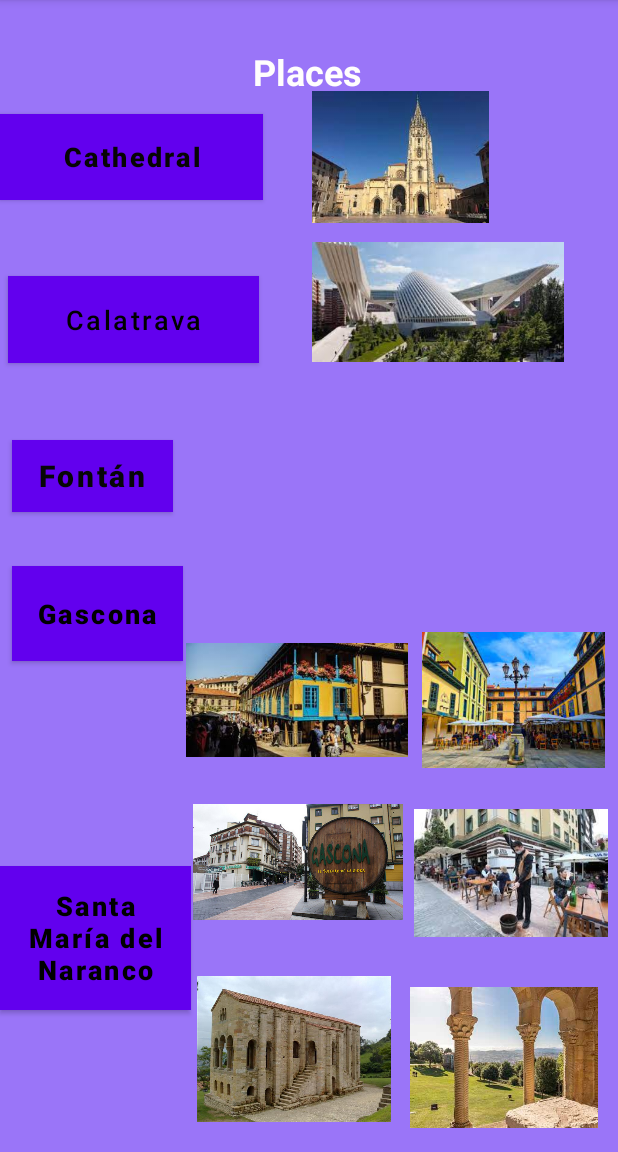
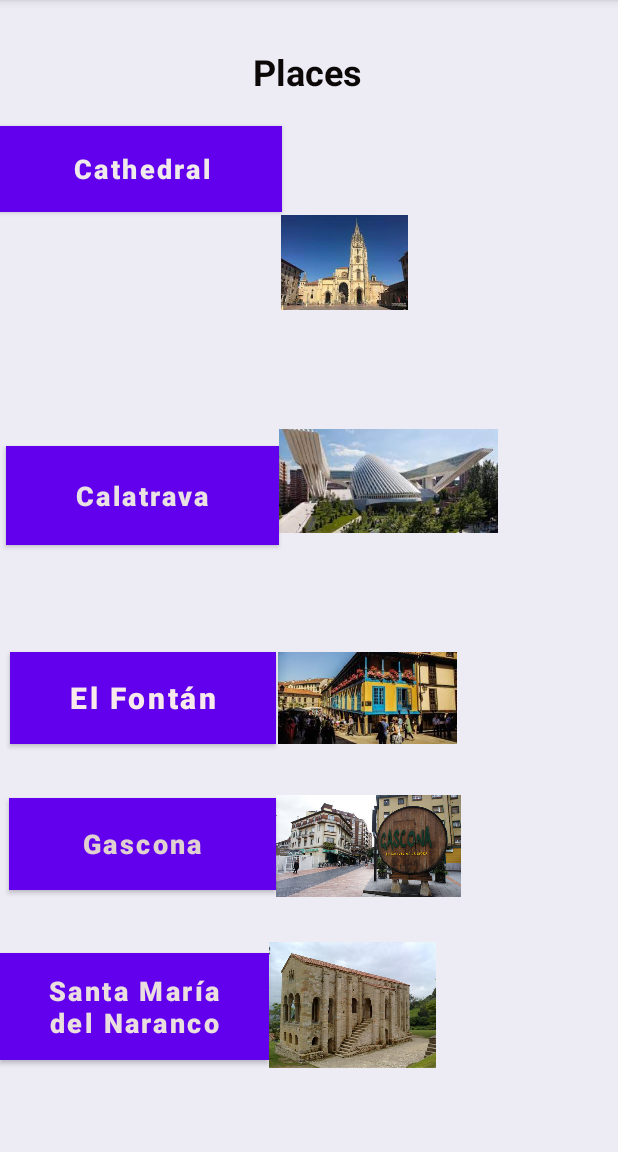
Before and after one commit to AlvaroCampillo/CityGuideAlvaro, an Android app: the Places screen opened directly, with no data from a screen before it, on a phone screen of 412 x 824 dp, the part 84-1236 px from its top. Run offline under Robolectric (Android 15) with nearby library versions, the phone set to English and light mode, and no system bars.

Commit message:
Resize
Resize

```diff
--- a/app/src/main/res/layout/activity_accomodation.xml
+++ b/app/src/main/res/layout/activity_accomodation.xml
@@ -4,18 +4,18 @@
     xmlns:tools="http://schemas.android.com/tools"
     android:layout_width="match_parent"
     android:layout_height="match_parent"
-    android:background="#9D60A8"
+    android:background="#F2EFF3"
     tools:context=".Accomodation">
 
     <Button
         android:id="@+id/wonder"
         android:layout_width="wrap_content"
         android:layout_height="wrap_content"
-        android:background="#FFC107"
-        android:backgroundTint="#00FFFFFF"
+        android:background="#090805"
+        android:backgroundTint="#1EC5CA"
         android:text="Hotel de la Reconquista"
         android:textAllCaps="false"
-        android:textColor="#000000"
+        android:textColor="#DAD2D2"
         android:textSize="24sp"
         android:textStyle="bold"
         app:layout_constraintBottom_toBottomOf="parent"
@@ -45,11 +45,11 @@
         android:layout_width="wrap_content"
         android:layout_height="wrap_content"
         android:layout_marginBottom="472dp"
-        android:background="#FFC107"
+        android:background="#050504"
         android:backgroundTint="#00FFFFFF"
         android:text="Pensión Romero"
         android:textAllCaps="false"
-        android:textColor="#000000"
+        android:textColor="#E3D4D4"
         android:textSize="24sp"
         app:iconTint="#00FFFFFF"
         app:layout_constraintBottom_toBottomOf="parent"
@@ -64,11 +64,11 @@
         android:layout_width="wrap_content"
         android:layout_height="wrap_content"
         android:layout_marginTop="32dp"
-        android:background="#FFC107"
+        android:background="#0E0E0C"
         android:backgroundTint="#00FFFFFF"
         android:text="Princesa Munia"
         android:textAllCaps="false"
-        android:textColor="#070505"
+        android:textColor="#E6DBDB"
         android:textSize="24sp"
         android:textStyle="bold"
         app:layout_constraintEnd_toEndOf="parent"
--- a/app/src/main/res/layout/activity_events.xml
+++ b/app/src/main/res/layout/activity_events.xml
@@ -4,25 +4,25 @@
     xmlns:tools="http://schemas.android.com/tools"
     android:layout_width="match_parent"
     android:layout_height="match_parent"
-    android:background="#7F5DD1"
+    android:background="#E8E2F6"
     tools:context=".Events">
 
     <Button
         android:id="@+id/wonder"
         android:layout_width="wrap_content"
         android:layout_height="wrap_content"
-        android:background="#FFC107"
+        android:background="#000000"
         android:backgroundTint="#00FFFFFF"
         android:text="Football Game"
         android:textAllCaps="false"
-        android:textColor="#000000"
+        android:textColor="#EADCDC"
         android:textSize="24sp"
         android:textStyle="bold"
         app:layout_constraintBottom_toBottomOf="parent"
         app:layout_constraintEnd_toEndOf="parent"
-        app:layout_constraintHorizontal_bias="0.5"
         app:layout_constraintStart_toStartOf="parent"
-        app:layout_constraintTop_toBottomOf="@+id/fontan" />
+        app:layout_constraintTop_toBottomOf="@+id/fontan"
+        app:layout_constraintVertical_bias="0.114" />
 
     <TextView
         android:id="@+id/tours"
@@ -44,11 +44,11 @@
         android:layout_width="wrap_content"
         android:layout_height="wrap_content"
         android:layout_marginBottom="472dp"
-        android:background="#FFC107"
+        android:background="#050503"
         android:backgroundTint="#00FFFFFF"
         android:text="San Mateo"
         android:textAllCaps="false"
-        android:textColor="#000000"
+        android:textColor="#F4F1F1"
         android:textSize="24sp"
         app:iconTint="#00FFFFFF"
         app:layout_constraintBottom_toBottomOf="parent"
@@ -62,16 +62,16 @@
         android:id="@+id/fontan"
         android:layout_width="wrap_content"
         android:layout_height="wrap_content"
-        android:background="#FFC107"
+        android:layout_marginTop="36dp"
+        android:background="#000000"
         android:backgroundTint="#003A2626"
         android:text="San Silvestre"
         android:textAllCaps="false"
-        android:textColor="#070707"
+        android:textColor="#ECE4E4"
         android:textSize="24sp"
         android:textStyle="bold"
-        app:layout_constraintBottom_toTopOf="@+id/wonder"
         app:layout_constraintEnd_toEndOf="parent"
-        app:layout_constraintHorizontal_bias="0.498"
+        app:layout_constraintHorizontal_bias="0.497"
         app:layout_constraintStart_toStartOf="parent"
         app:layout_constraintTop_toBottomOf="@+id/llagar" />
 </androidx.constraintlayout.widget.ConstraintLayout>
--- a/app/src/main/res/layout/activity_guided_tours.xml
+++ b/app/src/main/res/layout/activity_guided_tours.xml
@@ -4,7 +4,7 @@
     xmlns:tools="http://schemas.android.com/tools"
     android:layout_width="match_parent"
     android:layout_height="match_parent"
-    android:background="#8457EF"
+    android:background="#FEFEFF"
     tools:context=".Guided_Tours">
 
     <TextView
@@ -28,11 +28,11 @@
         android:layout_width="wrap_content"
         android:layout_height="wrap_content"
         android:layout_marginBottom="328dp"
-        android:background="#FFC107"
+        android:background="#000000"
         android:backgroundTint="#00FFFFFF"
         android:text="@string/WonderPlacesofOviedo"
         android:textAllCaps="false"
-        android:textColor="#000000"
+        android:textColor="#EFEAEA"
         android:textSize="24sp"
         android:textStyle="bold"
         app:layout_constraintBottom_toBottomOf="parent"
@@ -46,11 +46,11 @@
         android:layout_width="wrap_content"
         android:layout_height="wrap_content"
         android:layout_marginTop="36dp"
-        android:background="#FFC107"
+        android:background="#040303"
         android:backgroundTint="#00FFFFFF"
         android:text="@string/VisittoLlagar"
         android:textAllCaps="false"
-        android:textColor="#000000"
+        android:textColor="#EFEEEE"
         android:textSize="24sp"
         android:textStyle="bold"
         app:iconTint="#00FFFFFF"
@@ -63,11 +63,11 @@
         android:id="@+id/mitos"
         android:layout_width="wrap_content"
         android:layout_height="wrap_content"
-        android:background="#FFC107"
+        android:background="#000000"
         android:backgroundTint="#00FFFFFF"
         android:text="@string/MythsandLegendsofOviedo"
         android:textAllCaps="false"
-        android:textColor="#040303"
+        android:textColor="#EFEAEA"
         android:textSize="24sp"
         android:textStyle="bold"
         app:layout_constraintBottom_toBottomOf="parent"
--- a/app/src/main/res/layout/activity_places.xml
+++ b/app/src/main/res/layout/activity_places.xml
@@ -5,36 +5,38 @@
     android:layout_width="match_parent"
     android:layout_height="match_parent"
     android:background="#FFFFFF"
-    android:backgroundTint="#9A75F8"
+    android:backgroundTint="#EDEBF4"
     tools:context=".Places">
 
     <ImageView
         android:id="@+id/imageView16"
-        android:layout_width="237dp"
-        android:layout_height="80dp"
+        android:layout_width="146dp"
+        android:layout_height="69dp"
+        android:layout_marginEnd="80dp"
+        app:layout_constraintBottom_toTopOf="@+id/imageView12"
         app:layout_constraintEnd_toEndOf="parent"
-        app:layout_constraintHorizontal_bias="0.5"
-        app:layout_constraintStart_toEndOf="@+id/llagar"
         app:layout_constraintTop_toBottomOf="@+id/imageView14"
+        app:layout_constraintVertical_bias="0.536"
         app:srcCompat="@drawable/cala" />
 
     <Button
         android:id="@+id/wonder"
-        android:layout_width="127dp"
-        android:layout_height="96dp"
+        android:layout_width="179dp"
+        android:layout_height="71dp"
         android:layout_marginTop="42dp"
-        android:background="#19DA12"
+        android:background="#101510"
         android:backgroundTint="#00FFFFFF"
         android:text="Santa María del Naranco"
         android:textAllCaps="false"
-        android:textColor="#000000"
+        android:textColor="#EADEDE"
         android:textSize="18sp"
         android:textStyle="bold"
         app:layout_constraintBottom_toBottomOf="parent"
         app:layout_constraintEnd_toEndOf="parent"
         app:layout_constraintHorizontal_bias="0.0"
         app:layout_constraintStart_toStartOf="parent"
-        app:layout_constraintTop_toBottomOf="@+id/gascona" />
+        app:layout_constraintTop_toBottomOf="@+id/gascona"
+        app:layout_constraintVertical_bias="0.0" />
 
     <TextView
         android:id="@+id/tours"
@@ -42,7 +44,7 @@
         android:layout_height="wrap_content"
         android:text="Places"
         android:textAlignment="center"
-        android:textColor="#FFFDFD"
+        android:textColor="#0C0808"
         android:textSize="24sp"
         android:textStyle="bold"
         app:layout_constraintBottom_toBottomOf="parent"
@@ -54,50 +56,48 @@
 
     <Button
         android:id="@+id/llagar"
-        android:layout_width="167dp"
-        android:layout_height="58dp"
+        android:layout_width="182dp"
+        android:layout_height="66dp"
         android:layout_marginStart="4dp"
-        android:layout_marginTop="120dp"
-        android:background="#80FB3D"
+        android:background="#0B0C0A"
         android:text="Calatrava"
         android:textAllCaps="false"
-        android:textColor="#000000"
+        android:textColor="#EAE2E2"
         android:textSize="18sp"
+        android:textStyle="bold"
         app:iconTint="#00FFFFFF"
         app:layout_constraintBottom_toTopOf="@+id/fontan"
-        app:layout_constraintEnd_toStartOf="@+id/imageView16"
-        app:layout_constraintHorizontal_bias="0.5"
         app:layout_constraintStart_toStartOf="parent"
-        app:layout_constraintTop_toBottomOf="@+id/tours"
-        app:layout_constraintVertical_bias="0.0" />
+        app:layout_constraintTop_toBottomOf="@+id/imageView14"
+        app:layout_constraintVertical_bias="0.56" />
 
     <Button
         android:id="@+id/fontan"
-        android:layout_width="107dp"
-        android:layout_height="48dp"
-        android:layout_marginTop="160dp"
-        android:background="#2196F3"
+        android:layout_width="177dp"
+        android:layout_height="61dp"
+        android:layout_marginBottom="32dp"
+        android:background="#010202"
         android:backgroundTint="#003A2626"
-        android:text="Fontán"
+        android:text="El Fontán"
         android:textAllCaps="false"
-        android:textColor="#070707"
+        android:textColor="#F8EAEA"
         android:textSize="20sp"
         android:textStyle="bold"
+        app:layout_constraintBottom_toTopOf="@+id/imageView10"
         app:layout_constraintEnd_toEndOf="parent"
-        app:layout_constraintHorizontal_bias="0.026"
-        app:layout_constraintStart_toStartOf="parent"
-        app:layout_constraintTop_toBottomOf="@+id/catedral" />
+        app:layout_constraintHorizontal_bias="0.027"
+        app:layout_constraintStart_toStartOf="parent" />
 
     <Button
         android:id="@+id/catedral"
-        android:layout_width="175dp"
+        android:layout_width="188dp"
         android:layout_height="57dp"
-        android:layout_marginTop="76dp"
-        android:background="#59EF22"
-        android:backgroundTint="#00FFFFFF"
+        android:layout_marginTop="84dp"
+        android:background="@drawable/catedral"
+        android:backgroundTint="#000000"
         android:text="Cathedral"
         android:textAllCaps="false"
-        android:textColor="#070505"
+        android:textColor="#F1EAEA"
         android:textSize="18sp"
         android:textStyle="bold"
         app:layout_constraintEnd_toEndOf="parent"
@@ -107,14 +107,14 @@
 
     <Button
         android:id="@+id/gascona"
-        android:layout_width="114dp"
-        android:layout_height="63dp"
+        android:layout_width="178dp"
+        android:layout_height="61dp"
         android:layout_marginTop="36dp"
-        android:background="#FFEB3B"
+        android:background="#000000"
         android:backgroundTint="#00392525"
         android:text="Gascona"
         android:textAllCaps="false"
-        android:textColor="#000000"
+        android:textColor="#E1D0D0"
         android:textSize="18sp"
         android:textStyle="bold"
         app:layout_constraintEnd_toEndOf="parent"
@@ -124,76 +124,39 @@
 
     <ImageView
         android:id="@+id/imageView8"
-        android:layout_width="129dp"
-        android:layout_height="137dp"
+        android:layout_width="111dp"
+        android:layout_height="100dp"
+        android:layout_marginBottom="48dp"
         app:layout_constraintBottom_toBottomOf="parent"
-        app:layout_constraintEnd_toStartOf="@+id/imageView9"
-        app:layout_constraintHorizontal_bias="0.5"
         app:layout_constraintStart_toEndOf="@+id/wonder"
         app:srcCompat="@drawable/stamariap" />
 
     <ImageView
-        android:id="@+id/imageView9"
-        android:layout_width="144dp"
-        android:layout_height="94dp"
-        android:layout_marginBottom="16dp"
-        app:layout_constraintBottom_toBottomOf="parent"
-        app:layout_constraintEnd_toEndOf="parent"
-        app:layout_constraintHorizontal_bias="0.5"
-        app:layout_constraintStart_toEndOf="@+id/imageView8"
-        app:srcCompat="@drawable/santamari" />
-
-    <ImageView
         android:id="@+id/imageView10"
-        android:layout_width="140dp"
-        android:layout_height="112dp"
+        android:layout_width="123dp"
+        android:layout_height="72dp"
+        android:layout_marginBottom="20dp"
         app:layout_constraintBottom_toTopOf="@+id/imageView8"
-        app:layout_constraintEnd_toStartOf="@+id/imageView11"
-        app:layout_constraintHorizontal_bias="0.5"
         app:layout_constraintStart_toEndOf="@+id/gascona"
         app:srcCompat="@drawable/gasco" />
 
     <ImageView
-        android:id="@+id/imageView11"
-        android:layout_width="129dp"
-        android:layout_height="104dp"
-        android:layout_marginBottom="24dp"
-        app:layout_constraintBottom_toTopOf="@+id/imageView9"
-        app:layout_constraintEnd_toEndOf="parent"
-        app:layout_constraintHorizontal_bias="0.5"
-        app:layout_constraintStart_toEndOf="@+id/imageView10"
-        app:srcCompat="@drawable/gascona" />
-
-    <ImageView
         android:id="@+id/imageView12"
-        android:layout_width="148dp"
-        android:layout_height="80dp"
-        android:layout_marginBottom="12dp"
+        android:layout_width="122dp"
+        android:layout_height="61dp"
+        android:layout_marginBottom="32dp"
         app:layout_constraintBottom_toTopOf="@+id/imageView10"
-        app:layout_constraintEnd_toStartOf="@+id/imageView13"
-        app:layout_constraintHorizontal_bias="0.5"
         app:layout_constraintStart_toEndOf="@+id/fontan"
         app:srcCompat="@drawable/fontan" />
 
     <ImageView
-        android:id="@+id/imageView13"
-        android:layout_width="122dp"
-        android:layout_height="108dp"
-        android:layout_marginBottom="9dp"
-        app:layout_constraintBottom_toTopOf="@+id/imageView11"
-        app:layout_constraintEnd_toEndOf="parent"
-        app:layout_constraintHorizontal_bias="0.5"
-        app:layout_constraintStart_toEndOf="@+id/imageView12"
-        app:srcCompat="@drawable/fontan2" />
-
-    <ImageView
         android:id="@+id/imageView14"
-        android:layout_width="118dp"
-        android:layout_height="113dp"
-        android:layout_marginStart="208dp"
-        android:layout_marginBottom="132dp"
-        app:layout_constraintBottom_toTopOf="@+id/fontan"
+        android:layout_width="91dp"
+        android:layout_height="63dp"
+        android:layout_marginStart="184dp"
+        app:layout_constraintBottom_toTopOf="@+id/imageView16"
         app:layout_constraintStart_toStartOf="parent"
+        app:layout_constraintTop_toBottomOf="@+id/tours"
         app:srcCompat="@drawable/catedral" />
 
 </androidx.constraintlayout.widget.ConstraintLayout>
```
